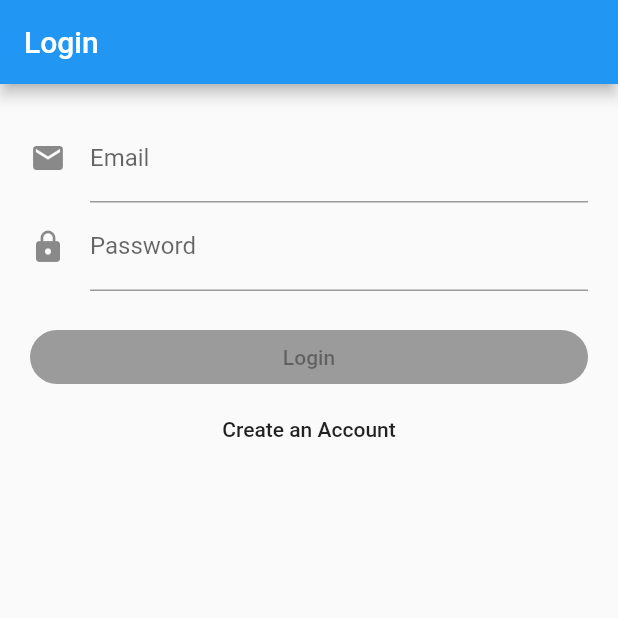
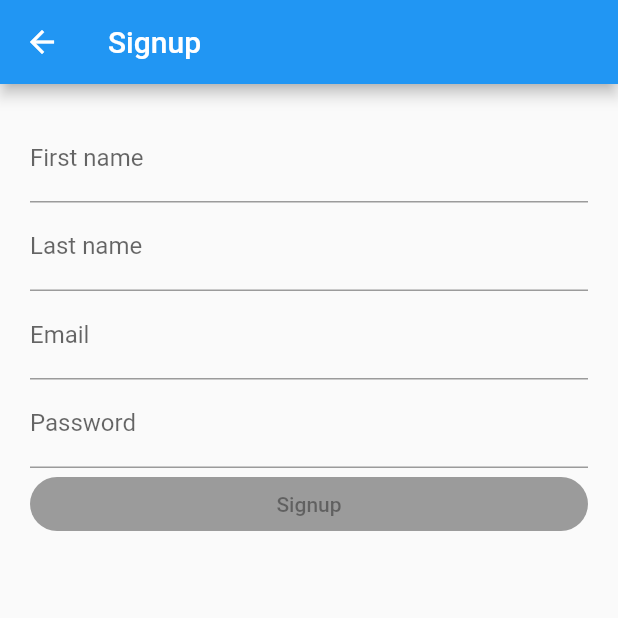
Before and after one commit to tony48787/dbtc, a Flutter app: the screen it shows after launch, after a tap on "Create an Account", on a phone screen of 412 x 824 dp, the top half of it. Run offline on Flutter 3.47's test engine with Material 2 defaults, Android fonts, the phone set to English and light mode, and no system bars; our stand-ins replace bloc, cloud_firestore, equatable, firebase_auth, flutter_bloc, rxdart and 1 more; accounts and stored records are empty.

Commit message:
Added user signup

```diff
--- a/lib/blocs/habit/habit.dart
+++ b/lib/blocs/habit/habit.dart
@@ -1,3 +1,3 @@
-export './habit_bloc.dart';
-export './habit_event.dart';
-export './habit_state.dart';
+export 'habit_bloc.dart';
+export 'habit_event.dart';
+export 'habit_state.dart';
--- /dev/null
+++ b/lib/blocs/signup/signup.dart
@@ -0,0 +1,3 @@
+export 'signup_bloc.dart';
+export 'signup_event.dart';
+export 'signup_state.dart';
--- /dev/null
+++ b/lib/blocs/signup/signup_event.dart
@@ -0,0 +1,70 @@
+import 'package:equatable/equatable.dart';
+import 'package:meta/meta.dart';
+
+@immutable
+abstract class SignupEvent extends Equatable {}
+
+class FirstNameChanged extends SignupEvent {
+  final String firstName;
+
+  FirstNameChanged({@required this.firstName});
+
+  @override
+  List<Object> get props => [firstName];
+
+  @override
+  String toString() => 'FirstNameChanged { firstName :$firstName }';
+}
+
+class LastNameChanged extends SignupEvent {
+  final String lastName;
+
+  LastNameChanged({@required this.lastName});
+
+  @override
+  List<Object> get props => [lastName];
+
+  @override
+  String toString() => 'LastNameChanged { lastName :$lastName }';
+}
+
+class EmailChanged extends SignupEvent {
+  final String email;
+
+  EmailChanged({@required this.email});
+
+  @override
+  List<Object> get props => [email];
+
+  @override
+  String toString() => 'EmailChanged { email :$email }';
+}
+
+class PasswordChanged extends SignupEvent {
+  final String password;
+
+  PasswordChanged({@required this.password});
+
+  @override
+  List<Object> get props => [password];
+
+  @override
+  String toString() => 'PasswordChanged { password: $password }';
+}
+
+class Submitted extends SignupEvent {
+  final String firstName;
+  final String lastName;
+  final String email;
+  final String password;
+
+  Submitted({@required this.firstName, @required this.lastName, @required this.email, @required this.password});
+
+  @override
+  List<Object> get props => [firstName, lastName, email, password];
+
+  @override
+  String toString() {
+    return 'Submitted { firstName: $firstName, lastName: $lastName, email: $email, password: $password }';
+  }
+}
--- /dev/null
+++ b/lib/blocs/signup/signup_state.dart
@@ -0,0 +1,123 @@
+import 'package:meta/meta.dart';
+
+@immutable
+class SignupState {
+  final bool isFirstNameValid;
+  final bool isLastNameValid;
+  final bool isEmailValid;
+  final bool isPasswordValid;
+  final bool isSubmitting;
+  final bool isSuccess;
+  final bool isFailure;
+
+  bool get isFormValid => isFirstNameValid && isLastNameValid && isEmailValid && isPasswordValid;
+
+  SignupState({
+    @required this.isFirstNameValid,
+    @required this.isLastNameValid,
+    @required this.isEmailValid,
+    @required this.isPasswordValid,
+    @required this.isSubmitting,
+    @required this.isSuccess,
+    @required this.isFailure,
+  });
+
+  factory SignupState.empty() {
+    return SignupState(
+      isFirstNameValid: true,
+      isLastNameValid: true,
+      isEmailValid: true,
+      isPasswordValid: true,
+      isSubmitting: false,
+      isSuccess: false,
+      isFailure: false,
+    );
+  }
+
+  factory SignupState.loading() {
+    return SignupState(
+      isFirstNameValid: true,
+      isLastNameValid: true,
+      isEmailValid: true,
+      isPasswordValid: true,
+      isSubmitting: true,
+      isSuccess: false,
+      isFailure: false,
+    );
+  }
+
+  factory SignupState.failure() {
+    return SignupState(
+      isFirstNameValid: true,
+      isLastNameValid: true,
+      isEmailValid: true,
+      isPasswordValid: true,
+      isSubmitting: false,
+      isSuccess: false,
+      isFailure: true,
+    );
+  }
+
+  factory SignupState.success() {
+    return SignupState(
+      isFirstNameValid: true,
+      isLastNameValid: true,
+      isEmailValid: true,
+      isPasswordValid: true,
+      isSubmitting: false,
+      isSuccess: true,
+      isFailure: false,
+    );
+  }
+
+  SignupState update({
+    bool isFirstNameValid,
+    bool isLastNameValid,
+    bool isEmailValid,
+    bool isPasswordValid,
+  }) {
+    return copyWith(
+      isFirstNameValid: isFirstNameValid,
+      isLastNameValid: isLastNameValid,
+      isEmailValid: isEmailValid,
+      isPasswordValid: isPasswordValid,
+      isSubmitting: false,
+      isSuccess: false,
+      isFailure: false,
+    );
+  }
+
+  SignupState copyWith({
+    bool isFirstNameValid,
+    bool isLastNameValid,
+    bool isEmailValid,
+    bool isPasswordValid,
+    bool isSubmitEnabled,
+    bool isSubmitting,
+    bool isSuccess,
+    bool isFailure,
+  }) {
+    return SignupState(
+      isFirstNameValid: isFirstNameValid ?? this.isFirstNameValid,
+      isLastNameValid: isLastNameValid ?? this.isLastNameValid,
+      isEmailValid: isEmailValid ?? this.isEmailValid,
+      isPasswordValid: isPasswordValid ?? this.isPasswordValid,
+      isSubmitting: isSubmitting ?? this.isSubmitting,
+      isSuccess: isSuccess ?? this.isSuccess,
+      isFailure: isFailure ?? this.isFailure,
+    );
+  }
+
+  @override
+  String toString() {
+    return '''SignupState {
+      isFirstNameValid: $isFirstNameValid,
+      isLastNameValid: $isLastNameValid,
+      isEmailValid: $isEmailValid,
+      isPasswordValid: $isPasswordValid,
+      isSubmitting: $isSubmitting,
+      isSuccess: $isSuccess,
+      isFailure: $isFailure,
+    }''';
+  }
+}
--- a/lib/blocs/theme/theme.dart
+++ b/lib/blocs/theme/theme.dart
@@ -1,3 +1,3 @@
-export './theme_bloc.dart';
-export './theme_event.dart';
-export './theme_state.dart';
+export 'theme_bloc.dart';
+export 'theme_event.dart';
+export 'theme_state.dart';
--- a/lib/screens/login_screen.dart
+++ b/lib/screens/login_screen.dart
@@ -1,6 +1,7 @@
 import 'package:dbtc/blocs/auth/auth.dart';
 import 'package:dbtc/blocs/login/login.dart';
 import 'package:dbtc/repository/user_repository.dart';
+import 'package:dbtc/screens/signup_screen.dart';
 import 'package:flutter/material.dart';
 import 'package:flutter_bloc/flutter_bloc.dart';
 
@@ -210,11 +211,11 @@ class CreateAccountButton extends StatelessWidget {
         'Create an Account',
       ),
       onPressed: () {
-//        Navigator.of(context).push(
-//          MaterialPageRoute(builder: (context) {
-//            return RegisterScreen(userRepository: _userRepository);
-//          }),
-//        );
+        Navigator.of(context).push(
+          MaterialPageRoute(builder: (context) {
+            return SignupScreen();
+          }),
+        );
       },
     );
   }
--- /dev/null
+++ b/lib/screens/signup_screen.dart
@@ -0,0 +1,218 @@
+import 'package:dbtc/blocs/auth/auth.dart';
+import 'package:dbtc/blocs/signup/signup.dart';
+import 'package:dbtc/repository/user_repository.dart';
+import 'package:flutter/material.dart';
+import 'package:flutter_bloc/flutter_bloc.dart';
+
+class SignupScreen extends StatelessWidget {
+  @override
+  Widget build(BuildContext context) {
+    final UserRepository _userRepository = RepositoryProvider.of<UserRepository>(context);
+
+    return Scaffold(
+      appBar: AppBar(title: Text('Signup')),
+      body: Center(
+        child: BlocProvider<SignupBloc>(
+          builder: (context) => SignupBloc(userRepository: _userRepository),
+          child: SignupForm(),
+        ),
+      ),
+    );
+  }
+}
+
+class SignupForm extends StatefulWidget {
+  State<SignupForm> createState() => _SignupFormState();
+}
+
+class _SignupFormState extends State<SignupForm> {
+  final TextEditingController _firstNameController = TextEditingController();
+  final TextEditingController _lastNameController = TextEditingController();
+  final TextEditingController _emailController = TextEditingController();
+  final TextEditingController _passwordController = TextEditingController();
+
+  SignupBloc _registerBloc;
+
+  bool get isPopulated =>
+      _firstNameController.text.isNotEmpty
+          && _lastNameController.text.isNotEmpty
+          && _emailController.text.isNotEmpty
+          && _passwordController.text.isNotEmpty;
+
+  bool isSignupButtonEnabled(SignupState state) {
+    return state.isFormValid && isPopulated && !state.isSubmitting;
+  }
+
+  @override
+  void initState() {
+    super.initState();
+    _registerBloc = BlocProvider.of<SignupBloc>(context);
+    _firstNameController.addListener(_onFirstNameChanged);
+    _lastNameController.addListener(_onLastNameChanged);
+    _emailController.addListener(_onEmailChanged);
+    _passwordController.addListener(_onPasswordChanged);
+  }
+
+  @override
+  Widget build(BuildContext context) {
+    return BlocListener(
+      bloc: _registerBloc,
+      listener: (BuildContext context, SignupState state) {
+        if (state.isSubmitting) {
+          Scaffold.of(context)
+            ..hideCurrentSnackBar()
+            ..showSnackBar(
+              SnackBar(
+                content: Row(
+                  mainAxisAlignment: MainAxisAlignment.spaceBetween,
+                  children: [
+                    Text('Signing up...'),
+                    CircularProgressIndicator(),
+                  ],
+                ),
+              ),
+            );
+        }
+        if (state.isSuccess) {
+          BlocProvider.of<AuthBloc>(context).add(LoggedIn());
+          Navigator.of(context).pop();
+        }
+        if (state.isFailure) {
+          Scaffold.of(context)
+            ..hideCurrentSnackBar()
+            ..showSnackBar(
+              SnackBar(
+                content: Row(
+                  mainAxisAlignment: MainAxisAlignment.spaceBetween,
+                  children: [
+                    Text('Signup Failure'),
+                    Icon(Icons.error),
+                  ],
+                ),
+                backgroundColor: Colors.red,
+              ),
+            );
+        }
+      },
+      child: BlocBuilder(
+        bloc: _registerBloc,
+        builder: (BuildContext context, SignupState state) {
+          return Padding(
+            padding: EdgeInsets.all(20),
+            child: Form(
+              child: ListView(
+                children: <Widget>[
+                  TextFormField(
+                    controller: _firstNameController,
+                    decoration: InputDecoration(
+                      labelText: 'First name'
+                    ),
+                    autocorrect: false,
+                    autovalidate: true,
+                    validator: (_) => !state.isFirstNameValid ? 'Invalid first name' : null,
+                  ),
+                  TextFormField(
+                    controller: _lastNameController,
+                    decoration: InputDecoration(
+                        labelText: 'Last name'
+                    ),
+                    autocorrect: false,
+                    autovalidate: true,
+                    validator: (_) => !state.isLastNameValid ? 'Invalid last name' : null,
+                  ),
+                  TextFormField(
+                    controller: _emailController,
+                    decoration: InputDecoration(
+                      labelText: 'Email',
+                    ),
+                    autocorrect: false,
+                    autovalidate: true,
+                    validator: (_) => !state.isEmailValid ? 'Invalid Email' : null,
+                  ),
+                  TextFormField(
+                    controller: _passwordController,
+                    decoration: InputDecoration(
+                      labelText: 'Password',
+                    ),
+                    obscureText: true,
+                    autocorrect: false,
+                    autovalidate: true,
+                    validator: (_) => !state.isPasswordValid ? 'Invalid Password' : null,
+                  ),
+                  SignupButton(
+                    onPressed: isSignupButtonEnabled(state)
+                        ? _onFormSubmitted
+                        : null,
+                  ),
+                ],
+              ),
+            ),
+          );
+        },
+      ),
+    );
+  }
+
+  @override
+  void dispose() {
+    _firstNameController.dispose();
+    _lastNameController.dispose();
+    _emailController.dispose();
+    _passwordController.dispose();
+    super.dispose();
+  }
+
+  void _onFirstNameChanged() {
+    _registerBloc.add(
+      FirstNameChanged(firstName: _firstNameController.text),
+    );
+  }
+
+  void _onLastNameChanged() {
+    _registerBloc.add(
+      LastNameChanged(lastName: _lastNameController.text),
+    );
+  }
+
+  void _onEmailChanged() {
+    _registerBloc.add(
+      EmailChanged(email: _emailController.text),
+    );
+  }
+
+  void _onPasswordChanged() {
+    _registerBloc.add(
+      PasswordChanged(password: _passwordController.text),
+    );
+  }
+
+  void _onFormSubmitted() {
+    _registerBloc.add(
+      Submitted(
+        firstName: _firstNameController.text,
+        lastName: _lastNameController.text,
+        email: _emailController.text,
+        password: _passwordController.text,
+      ),
+    );
+  }
+}
+
+class SignupButton extends StatelessWidget {
+  final VoidCallback _onPressed;
+
+  SignupButton({Key key, VoidCallback onPressed})
+      : _onPressed = onPressed,
+        super(key: key);
+
+  @override
+  Widget build(BuildContext context) {
+    return RaisedButton(
+      shape: RoundedRectangleBorder(
+        borderRadius: BorderRadius.circular(30.0),
+      ),
+      onPressed: _onPressed,
+      child: Text('Signup'),
+    );
+  }
+}
```
Also changed, not shown: lib/blocs/signup/signup_bloc.dart (added, +103 -0 lines), lib/models/user.dart (+31 -8 lines), lib/repository/user_repository.dart (+7 -1 lines).
